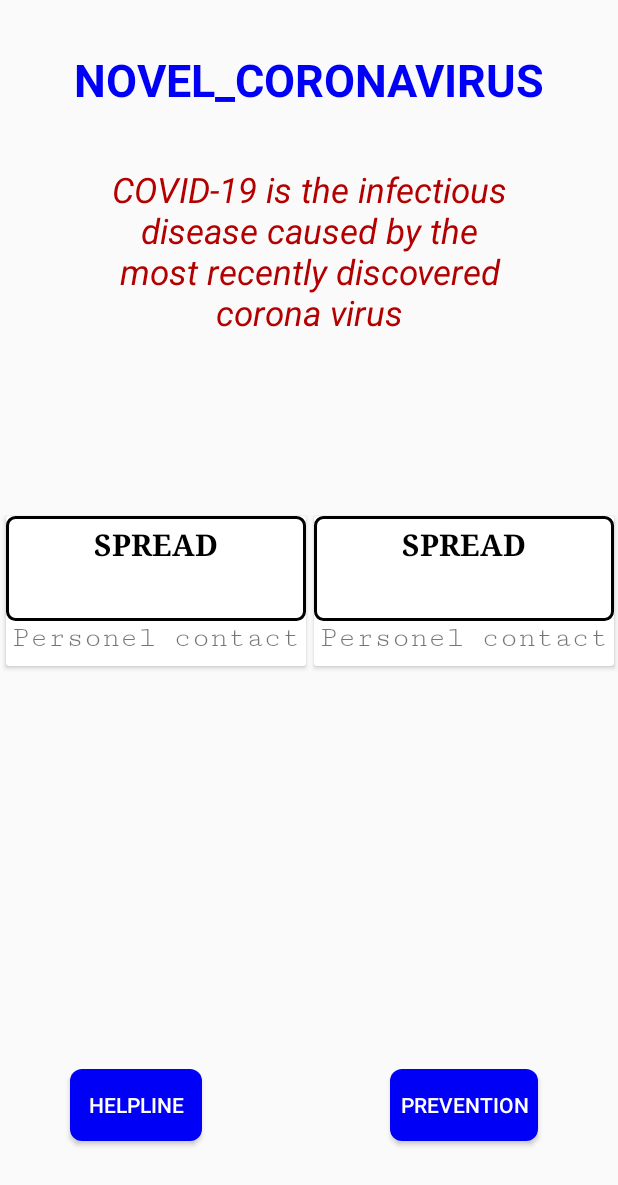
After one commit to Akinthiya-developer/Basic-COVID, an Android app: the FactActivity screen opened directly, with no data from a screen before it, on a phone screen of 412 x 824 dp. The commit adds this screen. Shown: the top 1185 px of the screen. Run offline under Robolectric (Android 15) with nearby library versions, the phone set to English and light mode, and no system bars.

Commit message:
all done except one issue

```diff
--- a/app/src/main/AndroidManifest.xml
+++ b/app/src/main/AndroidManifest.xml
@@ -9,7 +9,8 @@
         android:roundIcon="@mipmap/ic_launcher_round"
         android:supportsRtl="true"
         android:theme="@style/AppTheme">
-        <activity android:name=".PreventionActivity"></activity>
+        <activity android:name=".FactActivity"></activity>
+        <activity android:name=".PreventionActivity" />
         <activity android:name=".HelpLineActivity" />
         <activity android:name=".ConclusionActivity" />
         <activity android:name=".breatheActivity" />
--- /dev/null
+++ b/app/src/main/java/com/example/basic_coviddata/FactActivity.java
@@ -0,0 +1,65 @@
+package com.example.basic_coviddata;
+
+import androidx.appcompat.app.AppCompatActivity;
+import androidx.recyclerview.widget.DefaultItemAnimator;
+import androidx.recyclerview.widget.LinearLayoutManager;
+import androidx.recyclerview.widget.RecyclerView;
+
+import android.content.Intent;
+import android.os.Bundle;
+import android.view.View;
+import android.widget.Button;
+
+import java.util.ArrayList;
+import java.util.List;
+
+public class FactActivity extends AppCompatActivity {
+
+    Button b1,b2;
+    RecyclerView le;
+    RecyclerView.Adapter adapter;
+
+    List<String> evento,regiso;
+
+    String[] up=new String[]{"SPREAD","AIR-TRANSMISSION","FORM"};
+    String[] donw=new String[]{"Personel contact","NO","droplets"};
+
+    @Override
+    protected void onCreate(Bundle savedInstanceState) {
+        super.onCreate(savedInstanceState);
+        setContentView(R.layout.activity_fact);
+
+        b1=findViewById(R.id.buttonnn);
+        b2=findViewById(R.id.butto3);
+        le=findViewById(R.id.rl);
+
+        evento=new ArrayList<>();
+        regiso=new ArrayList<>();
+
+        le.setHasFixedSize(true);
+        le.setLayoutManager(new LinearLayoutManager(this, LinearLayoutManager.HORIZONTAL,true));
+        le.setItemAnimator(new DefaultItemAnimator());
+
+        for(int i=0;i<up.length;i++){
+            evento.add(up[0]);
+            regiso.add(donw[0]);
+        }
+        adapter=new cycleAdapter(getApplicationContext(),evento,regiso);
+        le.setAdapter(adapter);
+
+        b2.setOnClickListener(new View.OnClickListener() {
+            @Override
+            public void onClick(View view) {
+                startActivity(new Intent(FactActivity.this,PreventionActivity.class));
+            }
+        });
+
+        b1.setOnClickListener(new View.OnClickListener() {
+            @Override
+            public void onClick(View view) {
+                startActivity(new Intent(FactActivity.this,HelpLineActivity.class));
+            }
+        });
+
+    }
+}
--- a/app/src/main/java/com/example/basic_coviddata/MainActivity.java
+++ b/app/src/main/java/com/example/basic_coviddata/MainActivity.java
@@ -33,6 +33,13 @@ public class MainActivity extends AppCompatActivity {
             }
         });
 
+        factie.setOnClickListener(new View.OnClickListener() {
+            @Override
+            public void onClick(View view) {
+                startActivity(new Intent(MainActivity.this,FactActivity.class));
+            }
+        });
+
         livie.setOnClickListener(new View.OnClickListener() {
             @Override
             public void onClick(View view) {
--- /dev/null
+++ b/app/src/main/java/com/example/basic_coviddata/cycleAdapter.java
@@ -0,0 +1,57 @@
+package com.example.basic_coviddata;
+
+import android.content.Context;
+import android.view.LayoutInflater;
+import android.view.View;
+import android.view.ViewGroup;
+import android.widget.TextView;
+
+import androidx.annotation.NonNull;
+import androidx.recyclerview.widget.RecyclerView;
+
+import org.w3c.dom.Text;
+
+import java.util.List;
+
+public class cycleAdapter extends RecyclerView.Adapter<cycleAdapter.ViewHolder> {
+
+    Context context;
+    List<String> evento,regiso;
+
+    public cycleAdapter(Context context, List<String> evento, List<String> regiso) {
+        this.context = context;
+        this.evento = evento;
+        this.regiso = regiso;
+    }
+
+    @NonNull
+    @Override
+    public ViewHolder onCreateViewHolder(@NonNull ViewGroup parent, int viewType) {
+        View view= LayoutInflater.from(parent.getContext()).inflate(R.layout.card,parent,false);
+        return new ViewHolder(view);
+    }
+
+    @Override
+    public void onBindViewHolder(@NonNull ViewHolder holder, int position) {
+        holder.evento.setText(evento.get(position));
+        holder.regiso.setText(regiso.get(position));
+    }
+
+    @Override
+    public int getItemCount() {
+        return evento.size();
+    }
+
+    public class ViewHolder extends RecyclerView.ViewHolder {
+
+        TextView evento,regiso;
+
+        public ViewHolder(@NonNull View itemView) {
+            super(itemView);
+
+            evento=itemView.findViewById(R.id.evento);
+            regiso=itemView.findViewById(R.id.regiso);
+
+        }
+    }
+}
--- /dev/null
+++ b/app/src/main/res/drawable/textie.xml
@@ -0,0 +1,10 @@
+<?xml version="1.0" encoding="utf-8"?>
+<shape xmlns:android="http://schemas.android.com/apk/res/android"
+    android:shape="rectangle">
+
+    <stroke android:width="2dp"
+        android:color="#000"/>
+
+    <corners android:radius="5dp"/>
+
+</shape>
--- /dev/null
+++ b/app/src/main/res/layout/activity_fact.xml
@@ -0,0 +1,85 @@
+<?xml version="1.0" encoding="utf-8"?>
+<androidx.constraintlayout.widget.ConstraintLayout xmlns:android="http://schemas.android.com/apk/res/android"
+    xmlns:app="http://schemas.android.com/apk/res-auto"
+    xmlns:tools="http://schemas.android.com/tools"
+    android:layout_width="match_parent"
+    android:layout_height="match_parent"
+    tools:context=".FactActivity">
+
+    <TextView
+        android:id="@+id/textView9"
+        android:layout_width="match_parent"
+        android:layout_height="wrap_content"
+        android:layout_marginLeft="60dp"
+        android:layout_marginRight="60dp"
+        android:padding="8dp"
+        android:text="COVID-19 is the infectious disease caused by the most recently discovered corona virus"
+        android:textAlignment="center"
+        android:textColor="@color/newie"
+        android:textSize="23dp"
+        android:textStyle="italic"
+        app:layout_constraintBottom_toBottomOf="parent"
+        app:layout_constraintEnd_toEndOf="parent"
+        app:layout_constraintHorizontal_bias="0.0"
+        app:layout_constraintStart_toStartOf="parent"
+        app:layout_constraintTop_toTopOf="parent"
+        app:layout_constraintVertical_bias="0.148" />
+
+    <TextView
+        android:id="@+id/textView10"
+        android:layout_width="wrap_content"
+        android:layout_marginLeft="50dp"
+        android:layout_marginRight="50dp"
+        android:layout_height="wrap_content"
+        android:text="NOVEL_CORONAVIRUS"
+        android:textAlignment="center"
+        android:textColor="#0000f6"
+        android:textSize="30dp"
+        android:textStyle="bold"
+        app:layout_constraintBottom_toBottomOf="parent"
+        app:layout_constraintEnd_toEndOf="parent"
+        app:layout_constraintStart_toStartOf="parent"
+        app:layout_constraintTop_toTopOf="parent"
+        app:layout_constraintVertical_bias="0.042" />
+
+    <androidx.recyclerview.widget.RecyclerView
+        android:id="@+id/rl"
+        android:layout_width="match_parent"
+        android:layout_height="288dp"
+        android:orientation="horizontal"
+        app:reverseLayout="false"
+        app:layout_constraintBottom_toBottomOf="parent"
+        app:layout_constraintEnd_toEndOf="parent"
+        app:layout_constraintStart_toStartOf="parent"
+        app:layout_constraintTop_toTopOf="parent"
+        app:layout_constraintVertical_bias="0.634" />
+
+    <Button
+        android:id="@+id/buttonnn"
+        android:layout_width="wrap_content"
+        android:layout_height="wrap_content"
+        app:layout_constraintBottom_toBottomOf="parent"
+        app:layout_constraintEnd_toEndOf="parent"
+        android:text=" HELPlINE "
+        app:layout_constraintHorizontal_bias="0.145"
+        app:layout_constraintStart_toStartOf="parent"
+        android:textColor="#fff"
+        app:layout_constraintTop_toTopOf="parent"
+        android:background="@drawable/homebtn"
+        app:layout_constraintVertical_bias="0.918" />
+
+    <Button
+        android:id="@+id/butto3"
+        android:layout_width="wrap_content"
+        android:text="  prevention  "
+        android:background="@drawable/homebtn"
+        android:textColor="#fff"
+        android:layout_height="wrap_content"
+        app:layout_constraintBottom_toBottomOf="parent"
+        app:layout_constraintEnd_toEndOf="parent"
+        app:layout_constraintHorizontal_bias="0.829"
+        app:layout_constraintStart_toStartOf="parent"
+        app:layout_constraintTop_toTopOf="parent"
+        app:layout_constraintVertical_bias="0.918" />
+
+</androidx.constraintlayout.widget.ConstraintLayout>
--- /dev/null
+++ b/app/src/main/res/layout/card.xml
@@ -0,0 +1,42 @@
+<?xml version="1.0" encoding="utf-8"?>
+<LinearLayout xmlns:android="http://schemas.android.com/apk/res/android"
+    xmlns:app="http://schemas.android.com/apk/res-auto"
+    android:orientation="vertical"
+    android:layout_width="wrap_content"
+    android:layout_height="wrap_content">
+
+    <androidx.cardview.widget.CardView
+        android:layout_width="wrap_content"
+        android:layout_height="wrap_content"
+        app:cardUseCompatPadding="true">
+
+        <RelativeLayout
+            android:layout_width="wrap_content"
+            android:layout_height="wrap_content">
+
+            <TextView
+                android:background="@drawable/textie"
+                android:id="@+id/evento"
+                android:layout_width="200dp"
+                android:layout_height="70dp"
+                android:fontFamily="serif"
+                android:textStyle="bold"
+                android:padding="5dp"
+                android:textColor="#000"
+                android:textAlignment="center"
+                android:textSize="20dp" />
+
+            <TextView
+                android:fontFamily="serif-monospace"
+                android:textAlignment="center"
+                android:textSize="20dp"
+                android:id="@+id/regiso"
+                android:layout_below="@+id/evento"
+                android:layout_width="200dp"
+                android:layout_height="30dp"/>
+
+        </RelativeLayout>
+
+    </androidx.cardview.widget.CardView>
+
+</LinearLayout>
```
